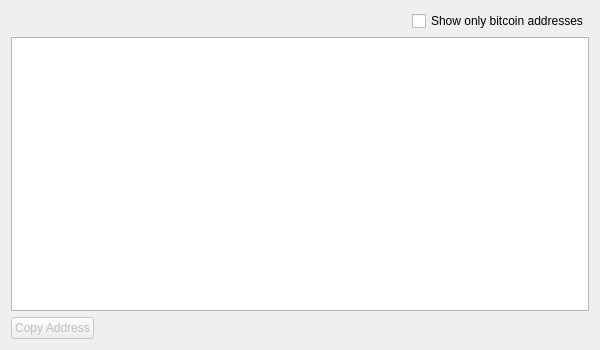
Qt form ui/forms/receivepage.ui (chromaway/ngcccbase) before a commit.
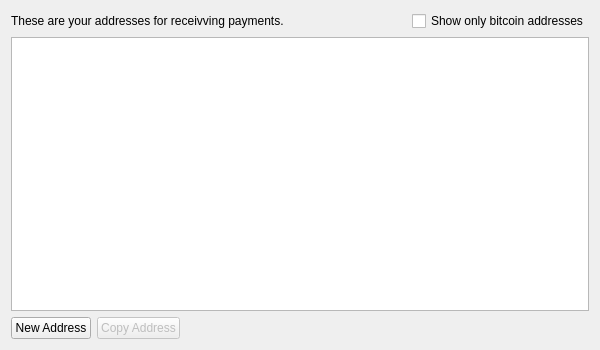
The same form after that commit.

```diff
--- a/ui/forms/receivepage.ui
+++ b/ui/forms/receivepage.ui
@@ -16,6 +16,13 @@
   <layout class="QVBoxLayout" name="topLayout">
    <item>
     <layout class="QHBoxLayout" name="horizontalLayout">
+     <item>
+      <widget class="QLabel" name="label">
+       <property name="text">
+        <string>These are your addresses for receivving payments.</string>
+       </property>
+      </widget>
+     </item>
      <item>
       <spacer name="horizontalSpacer_2">
        <property name="orientation">
@@ -56,6 +63,13 @@
    </item>
    <item>
     <layout class="QHBoxLayout" name="horizontalLayout_2">
+     <item>
+      <widget class="QPushButton" name="btn_new">
+       <property name="text">
+        <string>New Address</string>
+       </property>
+      </widget>
+     </item>
      <item>
       <widget class="QPushButton" name="btn_copy">
        <property name="enabled">
```
Left out of the diff: 16 changed lines with no effect on the pictures.
